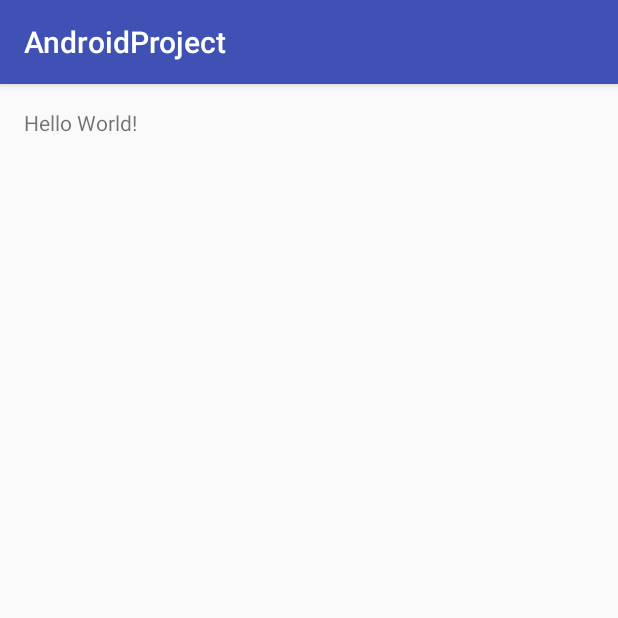
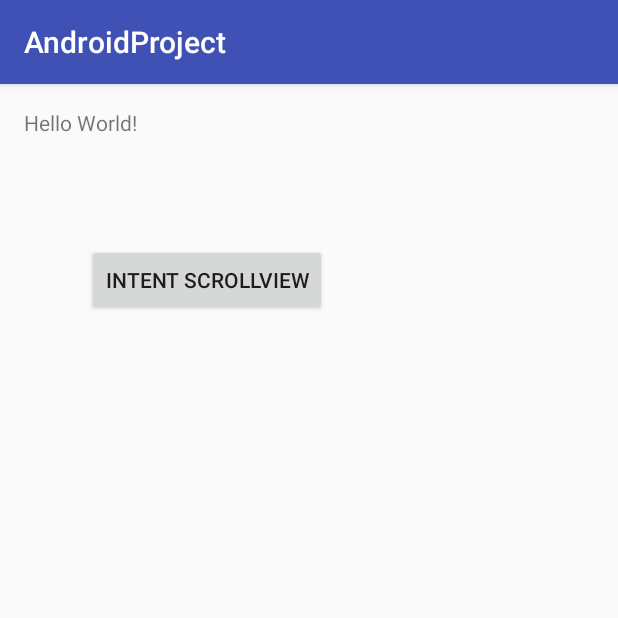
Before and after one commit to DanielXiao123/AndroidProject, an Android app: the screen it shows after launch (MainActivity), on a phone screen of 412 x 824 dp, the top half of it. Run offline under Robolectric (Android 15) with nearby library versions, the phone set to English and light mode, and no system bars.

Commit message:
弹性的scrollview

```diff
--- a/app/src/main/res/layout/activity_main.xml
+++ b/app/src/main/res/layout/activity_main.xml
@@ -12,5 +12,19 @@
     <TextView
         android:layout_width="wrap_content"
         android:layout_height="wrap_content"
-        android:text="Hello World!" />
+        android:text="Hello World!"
+        android:id="@+id/textView" />
+
+    <Button
+        android:layout_width="wrap_content"
+        android:layout_height="wrap_content"
+        android:text="intent scrollview"
+        android:id="@+id/button"
+        android:layout_below="@+id/textView"
+        android:layout_alignParentLeft="true"
+        android:layout_alignParentStart="true"
+        android:layout_marginLeft="42dp"
+        android:layout_marginStart="42dp"
+        android:onClick="doIntentScroll"
+        android:layout_marginTop="71dp" />
 </RelativeLayout>
```
Also changed, not shown: app/src/main/AndroidManifest.xml (+8 -0 lines), app/src/main/java/com/xsh/android/MainActivity.java (+9 -0 lines), app/src/main/java/com/xsh/android/activity/ScollViewActivity.java (added, +18 -0 lines), app/src/main/java/com/xsh/android/widget/MyScrollView.java (added, +131 -0 lines), app/src/main/res/layout/scrollview_test.xml (added, +33 -0 lines).
